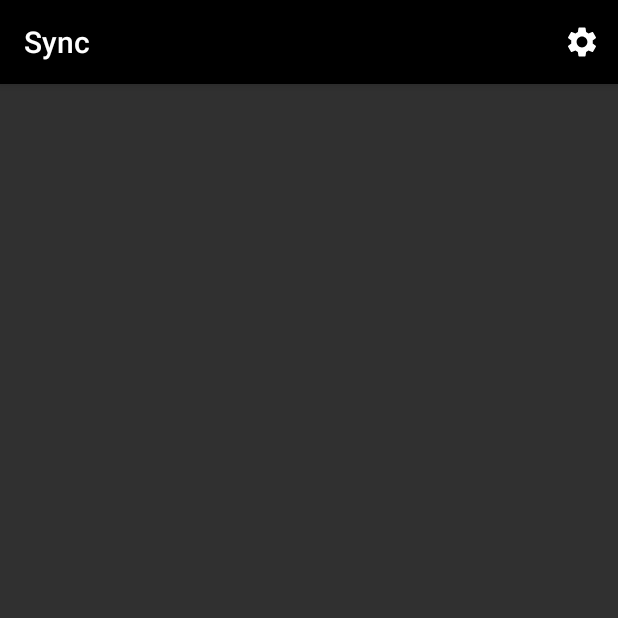
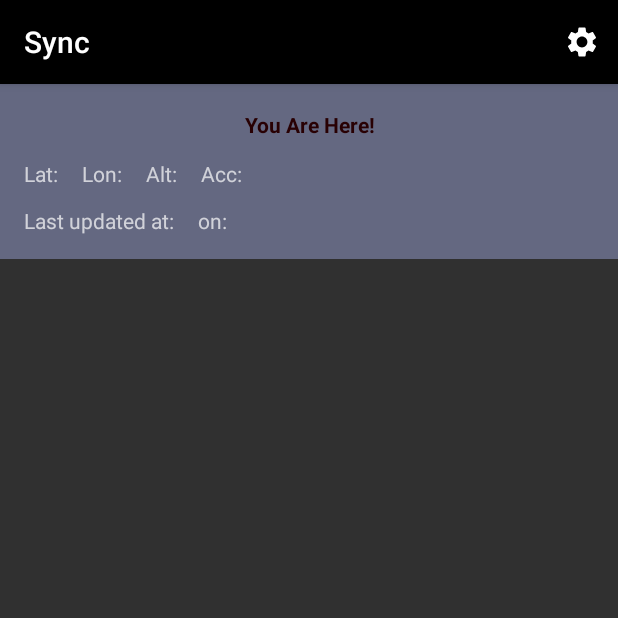
Before and after one commit to LP727/RadarSync, an Android app built with Jetpack Compose: the screen it shows after launch (MainActivity), on a phone screen of 412 x 824 dp, the top half of it. Run offline under Robolectric (Android 15) with nearby library versions, the phone set to English and light mode, and no system bars; our stand-ins replace Room's generated code; 11 statements that could not run were skipped.

Commit message:
Added a separate UI area for user position, next step is to add a button to start and stop the polling service.

```diff
--- a/app/src/main/java/com/example/radarsync/MainFragment.kt
+++ b/app/src/main/java/com/example/radarsync/MainFragment.kt
@@ -1,5 +1,6 @@
 package com.example.radarsync
 
+import android.location.Location
 import android.os.Bundle
 import android.view.LayoutInflater
 import android.view.Menu
@@ -16,8 +17,8 @@ import androidx.recyclerview.widget.LinearLayoutManager
 import com.example.radarsync.databinding.FragmentMainBinding
 import androidx.lifecycle.Observer
 import androidx.navigation.fragment.findNavController
-import com.example.radarsync.data.PositionEntity
 import com.example.radarsync.data.PositionListAdapter
+import com.example.radarsync.utilities.TimeUtilities
 
 class MainFragment : Fragment() {
     private lateinit var viewModel: SharedViewModel
@@ -53,25 +54,14 @@ class MainFragment : Fragment() {
         viewModel.currentPosition.observe(
             viewLifecycleOwner, Observer
             {
-                val newPosition = PositionEntity(
-                    "random id",
-                    it.latitude,
-                    it.longitude,
-                    it.altitude,
-                    it.accuracy,
-                    "Me",
-                    it.time
-                )
+                binding.userPos.latitudeText.text = Location.convert(it.latitude, Location.FORMAT_DEGREES)
+                binding.userPos.longitudeText.text = Location.convert(it.longitude, Location.FORMAT_DEGREES)
+                binding.userPos.altitudeText.text = Location.convert(it.altitude, Location.FORMAT_DEGREES)
+                binding.userPos.accuracyText.text = it.accuracy.toString()
 
-                val currentList = viewModel.positionList.value ?: mutableListOf<PositionEntity>()
-                // Check if the id is already in the list
-                val index = currentList.indexOfFirst { pos -> pos.id == newPosition.id }
-                if (index == -1) {
-                    currentList.add(newPosition)
-                } else {
-                    currentList[index] = newPosition
-                }
-                viewModel.positionList.value = currentList
+                val (timeString, dateString) = TimeUtilities.getTimeAndDateStringsFromTimestamp(it.time)
+                binding.userPos.latestTimeText.text = timeString
+                binding.userPos.latestDateText.text = dateString
             }
         )
 
--- a/app/src/main/java/com/example/radarsync/data/PositionListAdapter.kt
+++ b/app/src/main/java/com/example/radarsync/data/PositionListAdapter.kt
@@ -9,9 +9,7 @@ import androidx.recyclerview.widget.RecyclerView
 import com.example.radarsync.R
 import com.example.radarsync.databinding.PosItemBinding
 import com.example.radarsync.utilities.PositionLocationInterface
-import java.sql.Date
-import java.text.SimpleDateFormat
-import java.util.Locale
+import com.example.radarsync.utilities.TimeUtilities
 
 class PositionListAdapter(private val positionList: List<PositionEntity>, private val userLoc: Location?) :
     RecyclerView.Adapter<PositionListAdapter.PositionViewHolder>() {
@@ -58,24 +56,9 @@ class PositionListAdapter(private val positionList: List<PositionEntity>, privat
             accuracyText.text = loc.accuracy.toString()
 
             // Compute latest time and date from unix timestamp
-            val (timeString, dateString) = getTimeAndDateStringsFromTimestamp(loc.time)
+            val (timeString, dateString) = TimeUtilities.getTimeAndDateStringsFromTimestamp(loc.time)
             latestTimeText.text = timeString
             latestDateText.text = dateString
         }
     }
-
-    private fun getTimeAndDateStringsFromTimestamp(unixTimestamp: Long): Pair<String, String> {
-        // Convert the timestamp to a Date object
-        val date = Date(unixTimestamp) // Multiply by 1000 to convert to milliseconds
-
-        // Format the time string
-        val timeFormat = SimpleDateFormat("HH:mm:ss", Locale.getDefault())
-        val timeString = timeFormat.format(date)
-
-        // Format the date string
-        val dateFormat = SimpleDateFormat("yyyy-MM-dd", Locale.getDefault())
-        val dateString = dateFormat.format(date)
-
-        return Pair(timeString, dateString)
-    }
 }
--- /dev/null
+++ b/app/src/main/java/com/example/radarsync/utilities/TimeUtilities.kt
@@ -0,0 +1,24 @@
+package com.example.radarsync.utilities
+
+import java.sql.Date
+import java.text.SimpleDateFormat
+import java.util.Locale
+
+class TimeUtilities {
+    companion object {
+        fun getTimeAndDateStringsFromTimestamp(unixTimestamp: Long): Pair<String, String> {
+            // Convert the timestamp to a Date object
+            val date = Date(unixTimestamp) // Multiply by 1000 to convert to milliseconds
+
+            // Format the time string
+            val timeFormat = SimpleDateFormat("HH:mm:ss", Locale.getDefault())
+            val timeString = timeFormat.format(date)
+
+            // Format the date string
+            val dateFormat = SimpleDateFormat("yyyy-MM-dd", Locale.getDefault())
+            val dateString = dateFormat.format(date)
+
+            return Pair(timeString, dateString)
+        }
+    }
+}
--- a/app/src/main/res/layout/fragment_main.xml
+++ b/app/src/main/res/layout/fragment_main.xml
@@ -6,6 +6,8 @@
     android:layout_height="match_parent"
     tools:context=".MainFragment">
 
+    <include layout="@layout/user_pos"
+        android:id="@+id/userPos"/>
 
     <androidx.recyclerview.widget.RecyclerView
         android:id="@+id/recyclerView"
@@ -14,8 +16,9 @@
         android:clickable="true"
         android:focusable="true"
         android:focusableInTouchMode="true"
+        app:layout_constraintTop_toBottomOf="@id/userPos"
         app:layout_constraintBottom_toBottomOf="parent"
         app:layout_constraintEnd_toEndOf="parent"
         app:layout_constraintStart_toStartOf="parent"
-        app:layout_constraintTop_toTopOf="parent" />
+         />
 </androidx.constraintlayout.widget.ConstraintLayout>
--- /dev/null
+++ b/app/src/main/res/layout/user_pos.xml
@@ -0,0 +1,156 @@
+<?xml version="1.0" encoding="utf-8"?>
+<androidx.constraintlayout.widget.ConstraintLayout xmlns:android="http://schemas.android.com/apk/res/android"
+    xmlns:app="http://schemas.android.com/apk/res-auto"
+    xmlns:tools="http://schemas.android.com/tools"
+    android:layout_width="match_parent"
+    android:layout_height="wrap_content"
+    android:background="@color/paynes_grey"
+    android:clickable="true"
+    android:focusable="true"
+    android:padding="16dp">
+
+    <TextView
+        android:id="@+id/userPosition"
+        android:layout_width="0dp"
+        android:layout_height="wrap_content"
+        android:layout_marginStart="4dp"
+        android:layout_marginTop="1dp"
+        android:layout_marginEnd="4dp"
+        android:text="@string/user_position"
+        android:textAlignment="center"
+        android:textColor="@color/black_bean"
+        android:textStyle="bold"
+        app:layout_constraintEnd_toEndOf="parent"
+        app:layout_constraintStart_toStartOf="parent"
+        app:layout_constraintTop_toTopOf="parent"
+        tools:text="Name" />
+
+    <TextView
+        android:id="@+id/latitudeText"
+        android:layout_width="wrap_content"
+        android:layout_height="wrap_content"
+        android:layout_marginStart="8dp"
+        app:layout_constraintBottom_toBottomOf="parent"
+        app:layout_constraintStart_toEndOf="@+id/lat"
+        app:layout_constraintTop_toTopOf="@+id/lat"
+        app:layout_constraintVertical_bias="0.0"
+        tools:text="Latitude" />
+
+    <TextView
+        android:id="@+id/longitudeText"
+        android:layout_width="wrap_content"
+        android:layout_height="wrap_content"
+        android:layout_marginStart="8dp"
+        app:layout_constraintBottom_toBottomOf="@+id/latitudeText"
+        app:layout_constraintStart_toEndOf="@+id/lon"
+        app:layout_constraintTop_toTopOf="@+id/latitudeText"
+        app:layout_constraintVertical_bias="0.0"
+        tools:text="Longitude" />
+
+    <TextView
+        android:id="@+id/altitudeText"
+        android:layout_width="wrap_content"
+        android:layout_height="wrap_content"
+        android:layout_marginStart="8dp"
+        app:layout_constraintBottom_toBottomOf="@+id/longitudeText"
+        app:layout_constraintStart_toEndOf="@+id/alt"
+        app:layout_constraintTop_toTopOf="@+id/longitudeText"
+        app:layout_constraintVertical_bias="0.0"
+        tools:text="Altitude" />
+
+    <TextView
+        android:id="@+id/accuracyText"
+        android:layout_width="wrap_content"
+        android:layout_height="wrap_content"
+        android:layout_marginStart="8dp"
+        app:layout_constraintStart_toEndOf="@+id/acc"
+        app:layout_constraintTop_toTopOf="@+id/altitudeText"
+        tools:text="Accuracy" />
+
+    <TextView
+        android:id="@+id/latestTimeText"
+        android:layout_width="wrap_content"
+        android:layout_height="wrap_content"
+        android:layout_marginStart="8dp"
+        app:layout_constraintBottom_toBottomOf="@+id/lastUpdatedTime"
+        app:layout_constraintStart_toEndOf="@+id/lastUpdatedTime"
+        app:layout_constraintTop_toTopOf="@+id/lastUpdatedTime"
+        app:layout_constraintVertical_bias="0.0"
+        tools:text="LatestTIme" />
+
+    <TextView
+        android:id="@+id/latestDateText"
+        android:layout_width="wrap_content"
+        android:layout_height="wrap_content"
+        android:layout_marginStart="8dp"
+        app:layout_constraintBottom_toBottomOf="@+id/lastUpdatedDate"
+        app:layout_constraintEnd_toEndOf="parent"
+        app:layout_constraintHorizontal_bias="0.116"
+        app:layout_constraintStart_toEndOf="@+id/lastUpdatedDate"
+        app:layout_constraintTop_toTopOf="@+id/lastUpdatedDate"
+        app:layout_constraintVertical_bias="0.0"
+        tools:text="LatestDate" />
+
+    <TextView
+        android:id="@+id/lastUpdatedTime"
+        android:layout_width="wrap_content"
+        android:layout_height="wrap_content"
+        android:layout_marginTop="12dp"
+        android:text="@string/last_updated_at"
+        app:layout_constraintBottom_toBottomOf="parent"
+        app:layout_constraintStart_toStartOf="@+id/lat"
+        app:layout_constraintTop_toBottomOf="@+id/longitudeText" />
+
+    <TextView
+        android:id="@+id/lastUpdatedDate"
+        android:layout_width="wrap_content"
+        android:layout_height="wrap_content"
+        android:layout_marginStart="8dp"
+        android:text="@string/last_updated_date"
+        app:layout_constraintBottom_toBottomOf="@+id/latestTimeText"
+        app:layout_constraintStart_toEndOf="@+id/latestTimeText"
+        app:layout_constraintTop_toTopOf="@+id/latestTimeText" />
+
+    <TextView
+        android:id="@+id/lat"
+        android:layout_width="wrap_content"
+        android:layout_height="wrap_content"
+        android:layout_marginTop="4dp"
+        android:text="@string/lat"
+        app:layout_constraintBottom_toBottomOf="parent"
+        app:layout_constraintStart_toStartOf="parent"
+        app:layout_constraintTop_toBottomOf="@+id/userPosition"
+        app:layout_constraintVertical_bias="0.224" />
+
+    <TextView
+        android:id="@+id/lon"
+        android:layout_width="wrap_content"
+        android:layout_height="wrap_content"
+        android:layout_marginStart="8dp"
+        android:text="@string/lon"
+        app:layout_constraintBottom_toBottomOf="@+id/lat"
+        app:layout_constraintStart_toEndOf="@+id/latitudeText"
+        app:layout_constraintTop_toTopOf="@+id/lat"
+        app:layout_constraintVertical_bias="0.0" />
+
+    <TextView
+        android:id="@+id/alt"
+        android:layout_width="wrap_content"
+        android:layout_height="wrap_content"
+        android:layout_marginStart="8dp"
+        android:text="@string/alt"
+        app:layout_constraintBottom_toBottomOf="@+id/lon"
+        app:layout_constraintStart_toEndOf="@+id/longitudeText"
+        app:layout_constraintTop_toTopOf="@+id/lon" />
+
+    <TextView
+        android:id="@+id/acc"
+        android:layout_width="wrap_content"
+        android:layout_height="wrap_content"
+        android:layout_marginStart="8dp"
+        android:text="@string/acc"
+        app:layout_constraintBottom_toBottomOf="@+id/alt"
+        app:layout_constraintStart_toEndOf="@+id/altitudeText"
+        app:layout_constraintTop_toTopOf="@+id/alt"
+        app:layout_constraintVertical_bias="0.0" />
+</androidx.constraintlayout.widget.ConstraintLayout>
--- a/app/src/main/res/values/strings.xml
+++ b/app/src/main/res/values/strings.xml
@@ -12,4 +12,11 @@
     <string name="password_hint">Enter your password</string>
     <string name="settings_title">Settings</string>
     <string name="save_btn_label">Save settings</string>
+    <string name="last_updated_at">Last updated at:</string>
+    <string name="last_updated_date">on:</string>
+    <string name="lat">Lat:</string>
+    <string name="lon">Lon:</string>
+    <string name="alt">Alt:</string>
+    <string name="acc">Acc:</string>
+    <string name="user_position">You Are Here!</string>
 </resources>
```
